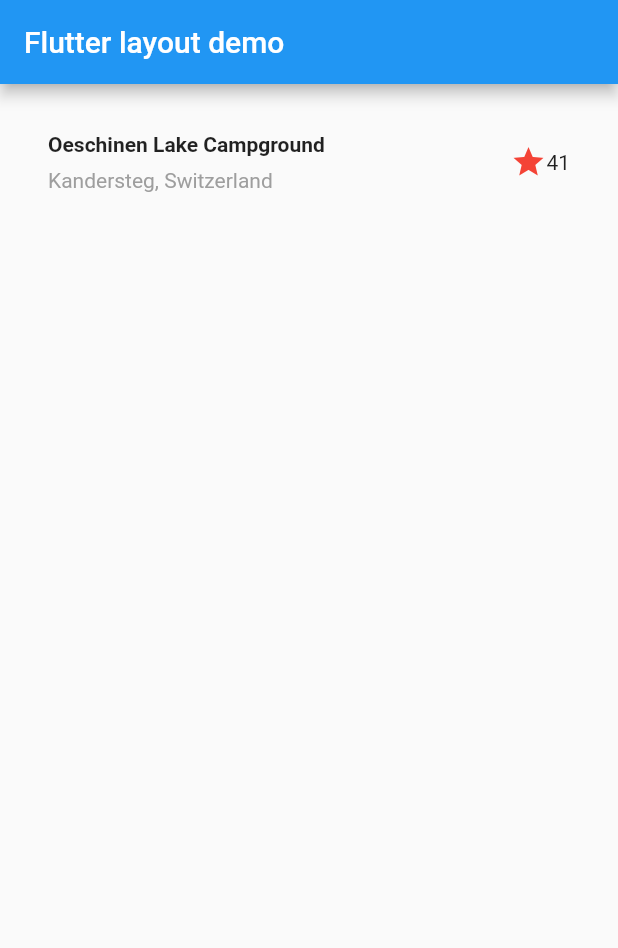
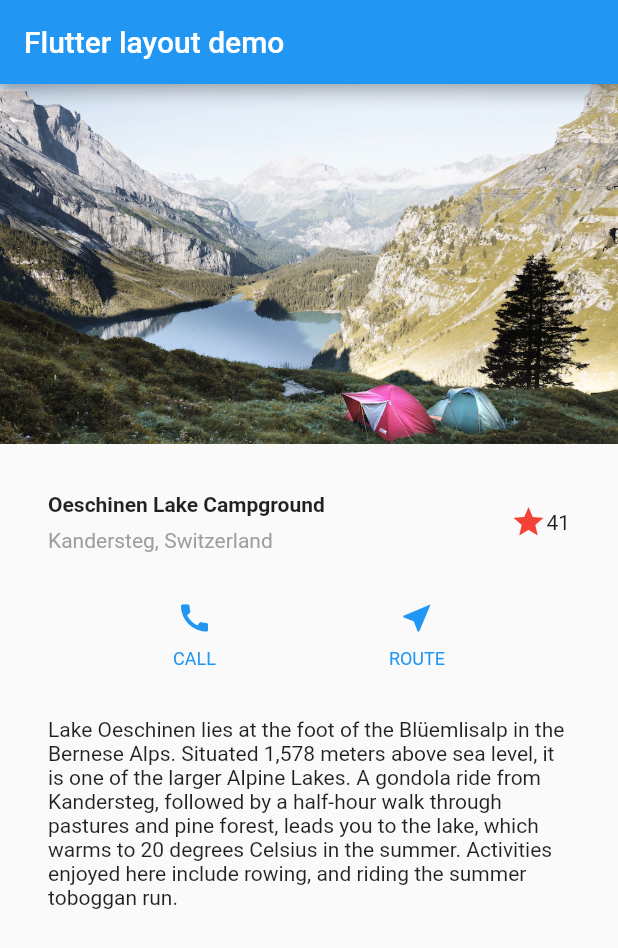
Before and after one commit to TracyTk/hello_world_flutterapp, a Flutter app: the screen it shows after launch, on a phone screen of 412 x 824 dp. Shown: the top 948 px of the screen. Run offline on Flutter 3.47's test engine with Material 2 defaults, Android fonts, the phone set to English and light mode, and no system bars.

Commit message:
flutter layout demo

```diff
--- a/lib/main.dart
+++ b/lib/main.dart
@@ -42,18 +42,69 @@
         ],
       ),
     );
+    Color color = Theme.of(context).primaryColor;
+
+    Widget buttonSection = Row(
+      mainAxisAlignment: MainAxisAlignment.spaceEvenly,
+      children: [
+        _buildButtonColumn(color, Icons.call, 'CALL'),
+        _buildButtonColumn(color, Icons.near_me, 'ROUTE'),
+      ],
+    );
+
+    Widget textSection = const Padding(
+      padding: EdgeInsets.all(32),
+      child: Text(
+        'Lake Oeschinen lies at the foot of the Blüemlisalp in the Bernese '
+        'Alps. Situated 1,578 meters above sea level, it is one of the '
+        'larger Alpine Lakes. A gondola ride from Kandersteg, followed by a '
+        'half-hour walk through pastures and pine forest, leads you to the '
+        'lake, which warms to 20 degrees Celsius in the summer. Activities '
+        'enjoyed here include rowing, and riding the summer toboggan run.',
+        softWrap: true,
+      ),
+    );
     return MaterialApp(
       title: 'Flutter layout demo',
       home: Scaffold(
         appBar: AppBar(
           title: const Text('Flutter layout demo'),
         ),
-        body: Column(
+        body: ListView(
           children: [
+            Image.asset(
+              'images/lake.jpeg',
+              width: 600,
+              height: 240,
+              fit: BoxFit.cover,
+            ),
             titleSection,
+            buttonSection,
+            textSection,
           ],
         ),
       ),
     );
   }
+
+  Column _buildButtonColumn(Color color, IconData icon, String label) {
+    return Column(
+      mainAxisSize: MainAxisSize.min,
+      mainAxisAlignment: MainAxisAlignment.center,
+      children: [
+        Icon(icon, color: color),
+        Container(
+          margin: const EdgeInsets.only(top: 8),
+          child: Text(
+            label,
+            style: TextStyle(
+              fontSize: 12,
+              fontWeight: FontWeight.w400,
+              color: color,
+            ),
+          ),
+        )
+      ],
+    );
+  }
 }
```
Also changed, not shown: pubspec.yaml (+4 -3 lines), images/lake.jpeg (added).
